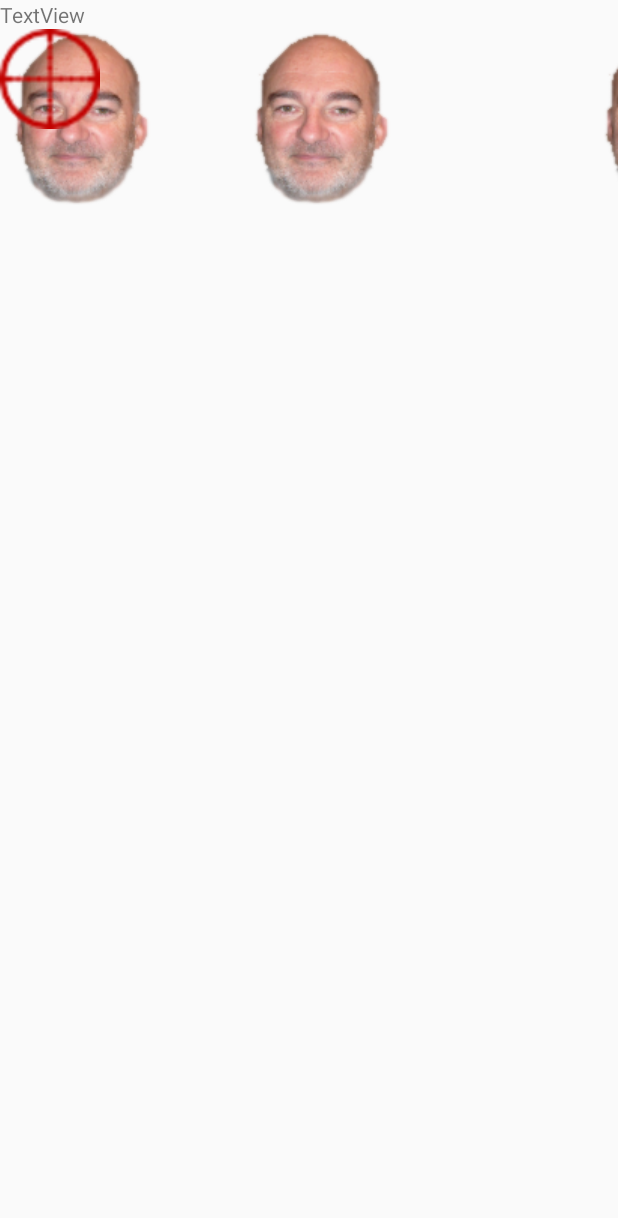
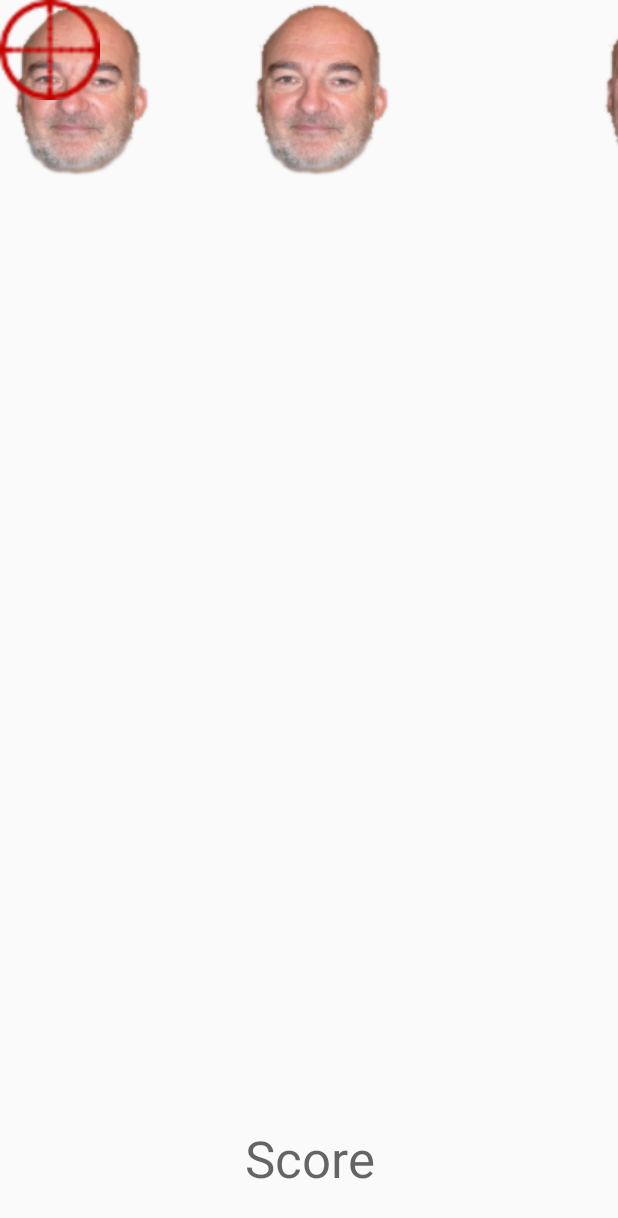
Before and after one commit to hugo-clems/android-mini-projet, an Android app: the TirAuMigeon screen opened directly, with no data from a screen before it, on a phone screen of 412 x 824 dp. Shown: the top 1218 px of the screen. Run offline under Robolectric (Android 15) with nearby library versions, the phone set to English and light mode, and no system bars.

```diff
--- a/app/src/main/res/layout/activity_jeu.xml
+++ b/app/src/main/res/layout/activity_jeu.xml
@@ -7,24 +7,25 @@
     tools:context=".TirAuMigeon">
 
     <LinearLayout
-        android:id="@+id/linearLayoutGame"
         android:layout_width="match_parent"
         android:layout_height="match_parent"
         android:orientation="vertical">
 
-        <TextView
-            android:id="@+id/tvJeu"
-            android:layout_width="match_parent"
-            android:layout_height="wrap_content"
-            android:text="TextView" />
-
         <view
-            android:id="@+id/viewTest"
+            android:id="@+id/zoneDeJeu"
             class="hutoch.m2dl.miniprojet.TirAuMigeon$AnimatedView"
             android:layout_width="match_parent"
-            android:layout_height="406dp"
+            android:layout_height="match_parent"
+            android:layout_weight="0.1" />
+
+        <TextView
+            android:id="@+id/tvScore"
+            android:layout_width="match_parent"
+            android:layout_height="match_parent"
             android:layout_weight="1"
-            tools:layout_editor_absoluteY="19dp" />
+            android:text="Score"
+            android:textAlignment="center"
+            android:textAppearance="@style/TextAppearance.AppCompat.Display1" />
+    </LinearLayout>
 
-    </LinearLayout>
 </android.support.constraint.ConstraintLayout>
```
